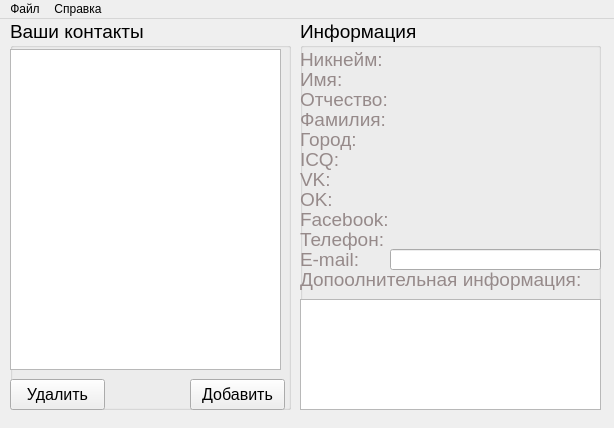
Before: the Qt Designer form mainwindow.ui in Nicknixer/contacts-qt, drawn with Qt 5.
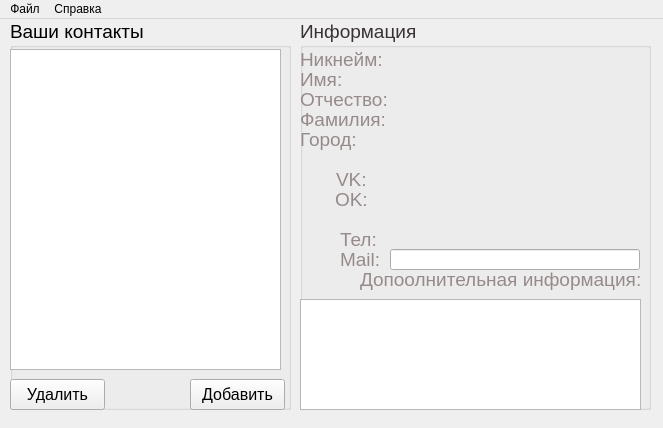
After: the same form once the commit is applied. Icons and pictures are not drawn.

The edit to the form file:
```diff
--- a/mainwindow.ui
+++ b/mainwindow.ui
@@ -9,7 +9,7 @@
    <rect>
     <x>0</x>
     <y>0</y>
-    <width>614</width>
+    <width>663</width>
     <height>428</height>
    </rect>
   </property>
@@ -21,7 +21,7 @@
   </property>
   <property name="maximumSize">
    <size>
-    <width>614</width>
+    <width>1000</width>
     <height>428</height>
    </size>
   </property>
@@ -112,10 +112,47 @@
      <rect>
       <x>300</x>
       <y>0</y>
-      <width>301</width>
+      <width>351</width>
       <height>391</height>
      </rect>
     </property>
+    <property name="palette">
+     <palette>
+      <active>
+       <colorrole role="WindowText">
+        <brush brushstyle="SolidPattern">
+         <color alpha="255">
+          <red>57</red>
+          <green>50</green>
+          <blue>50</blue>
+         </color>
+        </brush>
+       </colorrole>
+      </active>
+      <inactive>
+       <colorrole role="WindowText">
+        <brush brushstyle="SolidPattern">
+         <color alpha="255">
+          <red>57</red>
+          <green>50</green>
+          <blue>50</blue>
+         </color>
+        </brush>
+       </colorrole>
+      </inactive>
+      <disabled>
+       <colorrole role="WindowText">
+        <brush brushstyle="SolidPattern">
+         <color alpha="255">
+          <red>231</red>
+          <green>231</green>
+          <blue>231</blue>
+         </color>
+        </brush>
+       </colorrole>
+      </disabled>
+     </palette>
+    </property>
     <property name="font">
      <font>
       <pointsize>14</pointsize>
@@ -437,8 +474,8 @@
       <rect>
        <x>0</x>
        <y>130</y>
-       <width>41</width>
-       <height>21</height>
+       <width>71</width>
+       <height>20</height>
       </rect>
      </property>
      <property name="palette">
@@ -506,7 +543,13 @@
       </palette>
      </property>
      <property name="text">
-      <string>ICQ:</string>
+      <string/>
+     </property>
+     <property name="pixmap">
+      <pixmap resource="img.qrc">:/img/icq.png</pixmap>
+     </property>
+     <property name="scaledContents">
+      <bool>true</bool>
      </property>
     </widget>
     <widget class="QLabel" name="label_6">
@@ -514,7 +557,7 @@
       <rect>
        <x>0</x>
        <y>150</y>
-       <width>66</width>
+       <width>31</width>
        <height>21</height>
       </rect>
      </property>
@@ -583,15 +626,21 @@
       </palette>
      </property>
      <property name="text">
-      <string>VK:</string>
+      <string/>
+     </property>
+     <property name="pixmap">
+      <pixmap resource="img.qrc">:/img/vk.png</pixmap>
+     </property>
+     <property name="scaledContents">
+      <bool>true</bool>
      </property>
     </widget>
     <widget class="QLabel" name="label_7">
      <property name="geometry">
       <rect>
-       <x>0</x>
+       <x>35</x>
        <y>170</y>
-       <width>66</width>
+       <width>31</width>
        <height>21</height>
       </rect>
      </property>
@@ -668,7 +717,7 @@
       <rect>
        <x>0</x>
        <y>190</y>
-       <width>91</width>
+       <width>81</width>
        <height>21</height>
       </rect>
      </property>
@@ -737,7 +786,13 @@
       </palette>
      </property>
      <property name="text">
-      <string>Facebook:</string>
+      <string/>
+     </property>
+     <property name="pixmap">
+      <pixmap resource="img.qrc">:/img/facebook-logo.png</pixmap>
+     </property>
+     <property name="scaledContents">
+      <bool>true</bool>
      </property>
     </widget>
     <widget class="QLabel" name="label_9">
@@ -745,7 +800,7 @@
       <rect>
        <x>0</x>
        <y>210</y>
-       <width>91</width>
+       <width>41</width>
        <height>21</height>
       </rect>
      </property>
@@ -814,7 +869,13 @@
       </palette>
      </property>
      <property name="text">
-      <string>Телефон:</string>
+      <string/>
+     </property>
+     <property name="pixmap">
+      <pixmap resource="img.qrc">:/img/phone.png</pixmap>
+     </property>
+     <property name="scaledContents">
+      <bool>true</bool>
      </property>
     </widget>
     <widget class="QLabel" name="label_10">
@@ -822,7 +883,7 @@
       <rect>
        <x>0</x>
        <y>230</y>
-       <width>66</width>
+       <width>41</width>
        <height>21</height>
       </rect>
      </property>
@@ -891,7 +952,13 @@
       </palette>
      </property>
      <property name="text">
-      <string>E-mail:</string>
+      <string/>
+     </property>
+     <property name="pixmap">
+      <pixmap resource="img.qrc">:/img/email.png</pixmap>
+     </property>
+     <property name="scaledContents">
+      <bool>true</bool>
      </property>
     </widget>
     <widget class="QLabel" name="lName">
@@ -899,7 +966,7 @@
       <rect>
        <x>90</x>
        <y>50</y>
-       <width>211</width>
+       <width>250</width>
        <height>21</height>
       </rect>
      </property>
@@ -916,9 +983,9 @@
     <widget class="QLabel" name="lFatherName">
      <property name="geometry">
       <rect>
-       <x>95</x>
+       <x>90</x>
        <y>70</y>
-       <width>201</width>
+       <width>250</width>
        <height>21</height>
       </rect>
      </property>
@@ -935,9 +1002,9 @@
     <widget class="QLabel" name="lFamily">
      <property name="geometry">
       <rect>
-       <x>100</x>
+       <x>90</x>
        <y>90</y>
-       <width>191</width>
+       <width>250</width>
        <height>21</height>
       </rect>
      </property>
@@ -954,9 +1021,9 @@
     <widget class="QLabel" name="lCity">
      <property name="geometry">
       <rect>
-       <x>95</x>
+       <x>90</x>
        <y>110</y>
-       <width>201</width>
+       <width>250</width>
        <height>21</height>
       </rect>
      </property>
@@ -973,9 +1040,9 @@
     <widget class="QLabel" name="lICQ">
      <property name="geometry">
       <rect>
-       <x>95</x>
+       <x>90</x>
        <y>130</y>
-       <width>201</width>
+       <width>250</width>
        <height>21</height>
       </rect>
      </property>
@@ -992,9 +1059,9 @@
     <widget class="QLabel" name="lVK">
      <property name="geometry">
       <rect>
-       <x>95</x>
+       <x>90</x>
        <y>150</y>
-       <width>201</width>
+       <width>250</width>
        <height>21</height>
       </rect>
      </property>
@@ -1016,9 +1083,9 @@
     <widget class="QLabel" name="lOK">
      <property name="geometry">
       <rect>
-       <x>95</x>
+       <x>90</x>
        <y>170</y>
-       <width>201</width>
+       <width>250</width>
        <height>21</height>
       </rect>
      </property>
@@ -1040,9 +1107,9 @@
     <widget class="QLabel" name="lFaceBook">
      <property name="geometry">
       <rect>
-       <x>95</x>
+       <x>90</x>
        <y>190</y>
-       <width>201</width>
+       <width>250</width>
        <height>21</height>
       </rect>
      </property>
@@ -1064,9 +1131,9 @@
     <widget class="QLabel" name="lPhone">
      <property name="geometry">
       <rect>
-       <x>95</x>
+       <x>90</x>
        <y>210</y>
-       <width>201</width>
+       <width>250</width>
        <height>21</height>
       </rect>
      </property>
@@ -1162,7 +1229,7 @@
       <rect>
        <x>90</x>
        <y>30</y>
-       <width>211</width>
+       <width>250</width>
        <height>21</height>
       </rect>
      </property>
@@ -1179,9 +1246,9 @@
     <widget class="QLabel" name="label_12">
      <property name="geometry">
       <rect>
-       <x>0</x>
+       <x>60</x>
        <y>250</y>
-       <width>311</width>
+       <width>281</width>
        <height>21</height>
       </rect>
      </property>
@@ -1258,7 +1325,7 @@
       <rect>
        <x>0</x>
        <y>280</y>
-       <width>301</width>
+       <width>341</width>
        <height>111</height>
       </rect>
      </property>
@@ -1267,13 +1334,25 @@
        <pointsize>12</pointsize>
       </font>
      </property>
+     <property name="html">
+      <string>&lt;!DOCTYPE HTML PUBLIC &quot;-//W3C//DTD HTML 4.0//EN&quot; &quot;http://www.w3.org/TR/REC-html40/strict.dtd&quot;&gt;
+&lt;html&gt;&lt;head&gt;&lt;meta name=&quot;qrichtext&quot; content=&quot;1&quot; /&gt;&lt;style type=&quot;text/css&quot;&gt;
+p, li { white-space: pre-wrap; }
+&lt;/style&gt;&lt;/head&gt;&lt;body style=&quot; font-family:'Cantarell'; font-size:12pt; font-weight:400; font-style:normal;&quot;&gt;
+&lt;p style=&quot;-qt-paragraph-type:empty; margin-top:0px; margin-bottom:0px; margin-left:0px; margin-right:0px; -qt-block-indent:0; text-indent:0px;&quot;&gt;&lt;br /&gt;&lt;/p&gt;&lt;/body&gt;&lt;/html&gt;</string>
+     </property>
+     <property name="source">
+      <url>
+       <string>qrc:/img/info.png</string>
+      </url>
+     </property>
     </widget>
     <widget class="QLineEdit" name="lMail">
      <property name="geometry">
       <rect>
        <x>90</x>
        <y>230</y>
-       <width>211</width>
+       <width>250</width>
        <height>21</height>
       </rect>
      </property>
@@ -1283,6 +1362,258 @@
       </font>
      </property>
     </widget>
+    <widget class="QLabel" name="label_13">
+     <property name="geometry">
+      <rect>
+       <x>36</x>
+       <y>150</y>
+       <width>31</width>
+       <height>21</height>
+      </rect>
+     </property>
+     <property name="palette">
+      <palette>
+       <active>
+        <colorrole role="WindowText">
+         <brush brushstyle="SolidPattern">
+          <color alpha="255">
+           <red>150</red>
+           <green>138</green>
+           <blue>138</blue>
+          </color>
+         </brush>
+        </colorrole>
+       </active>
+       <inactive>
+        <colorrole role="WindowText">
+         <brush brushstyle="SolidPattern">
+          <color alpha="255">
+           <red>150</red>
+           <green>138</green>
+           <blue>138</blue>
+          </color>
+         </brush>
+        </colorrole>
+       </inactive>
+       <disabled>
+        <colorrole role="WindowText">
+         <brush brushstyle="SolidPattern">
+          <color alpha="255">
+           <red>231</red>
+           <green>231</green>
+           <blue>231</blue>
+          </color>
+         </brush>
+        </colorrole>
+       </disabled>
+      </palette>
+     </property>
+     <property name="text">
+      <string>VK:</string>
+     </property>
+    </widget>
+    <widget class="QLabel" name="label_14">
+     <property name="geometry">
+      <rect>
+       <x>0</x>
+       <y>171</y>
+       <width>31</width>
+       <height>20</height>
+      </rect>
+     </property>
+     <property name="text">
+      <string/>
+     </property>
+     <property name="pixmap">
+      <pixmap resource="img.qrc">:/img/ok.png</pixmap>
+     </property>
+     <property name="scaledContents">
+      <bool>true</bool>
+     </property>
+    </widget>
+    <widget class="QLabel" name="label_15">
+     <property name="geometry">
+      <rect>
+       <x>40</x>
+       <y>210</y>
+       <width>41</width>
+       <height>21</height>
+      </rect>
+     </property>
+     <property name="palette">
+      <palette>
+       <active>
+        <colorrole role="WindowText">
+         <brush brushstyle="SolidPattern">
+          <color alpha="255">
+           <red>150</red>
+           <green>138</green>
+           <blue>138</blue>
+          </color>
+         </brush>
+        </colorrole>
+       </active>
+       <inactive>
+        <colorrole role="WindowText">
+         <brush brushstyle="SolidPattern">
+          <color alpha="255">
+           <red>150</red>
+           <green>138</green>
+           <blue>138</blue>
+          </color>
+         </brush>
+        </colorrole>
+       </inactive>
+       <disabled>
+        <colorrole role="WindowText">
+         <brush brushstyle="SolidPattern">
+          <color alpha="255">
+           <red>231</red>
+           <green>231</green>
+           <blue>231</blue>
+          </color>
+         </brush>
+        </colorrole>
+       </disabled>
+      </palette>
+     </property>
+     <property name="text">
+      <string>Тел:</string>
+     </property>
+    </widget>
+    <widget class="QLabel" name="label_16">
+     <property name="geometry">
+      <rect>
+       <x>40</x>
+       <y>230</y>
+       <width>66</width>
+       <height>21</height>
+      </rect>
+     </property>
+     <property name="palette">
+      <palette>
+       <active>
+        <colorrole role="WindowText">
+         <brush brushstyle="SolidPattern">
+          <color alpha="255">
+           <red>150</red>
+           <green>138</green>
+           <blue>138</blue>
+          </color>
+         </brush>
+        </colorrole>
+       </active>
+       <inactive>
+        <colorrole role="WindowText">
+         <brush brushstyle="SolidPattern">
+          <color alpha="255">
+           <red>150</red>
+           <green>138</green>
+           <blue>138</blue>
+          </color>
+         </brush>
+        </colorrole>
+       </inactive>
+       <disabled>
+        <colorrole role="WindowText">
+         <brush brushstyle="SolidPattern">
+          <color alpha="255">
+           <red>231</red>
+           <green>231</green>
+           <blue>231</blue>
+          </color>
+         </brush>
+        </colorrole>
+       </disabled>
+      </palette>
+     </property>
+     <property name="text">
+      <string>Mail:</string>
+     </property>
+    </widget>
+    <widget class="QLabel" name="label_17">
+     <property name="geometry">
+      <rect>
+       <x>0</x>
+       <y>250</y>
+       <width>41</width>
+       <height>21</height>
+      </rect>
+     </property>
+     <property name="palette">
+      <palette>
+       <active>
+        <colorrole role="WindowText">
+         <brush brushstyle="SolidPattern">
+          <color alpha="255">
+           <red>150</red>
+           <green>138</green>
+           <blue>138</blue>
+          </color>
+         </brush>
+        </colorrole>
+        <colorrole role="Text">
+         <brush brushstyle="SolidPattern">
+          <color alpha="255">
+           <red>150</red>
+           <green>138</green>
+           <blue>138</blue>
+          </color>
+         </brush>
+        </colorrole>
+       </active>
+       <inactive>
+        <colorrole role="WindowText">
+         <brush brushstyle="SolidPattern">
+          <color alpha="255">
+           <red>150</red>
+           <green>138</green>
+           <blue>138</blue>
+          </color>
+         </brush>
+        </colorrole>
+        <colorrole role="Text">
+         <brush brushstyle="SolidPattern">
+          <color alpha="255">
+           <red>150</red>
+           <green>138</green>
+           <blue>138</blue>
+          </color>
+         </brush>
+        </colorrole>
+       </inactive>
+       <disabled>
+        <colorrole role="WindowText">
+         <brush brushstyle="SolidPattern">
+          <color alpha="255">
+           <red>143</red>
+           <green>146</green>
+           <blue>147</blue>
+          </color>
+         </brush>
+        </colorrole>
+        <colorrole role="Text">
+         <brush brushstyle="SolidPattern">
+          <color alpha="255">
+           <red>143</red>
+           <green>146</green>
+           <blue>147</blue>
+          </color>
+         </brush>
+        </colorrole>
+       </disabled>
+      </palette>
+     </property>
+     <property name="text">
+      <string/>
+     </property>
+     <property name="pixmap">
+      <pixmap resource="img.qrc">:/img/info.png</pixmap>
+     </property>
+     <property name="scaledContents">
+      <bool>true</bool>
+     </property>
+    </widget>
    </widget>
   </widget>
   <widget class="QMenuBar" name="menuBar">
@@ -1290,7 +1621,7 @@
     <rect>
      <x>0</x>
      <y>0</y>
-     <width>614</width>
+     <width>663</width>
      <height>26</height>
     </rect>
    </property>
```
Left out of the diff: 27 changed lines with no effect on the pictures.
